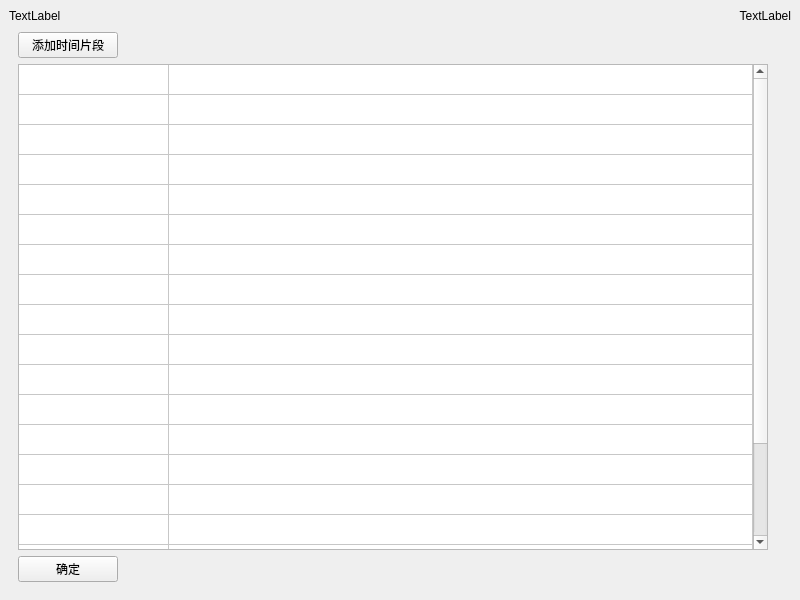
Old version of the form code/mainwindow.ui in the repository Wangyiiiiii/SpoonVideoCutter.
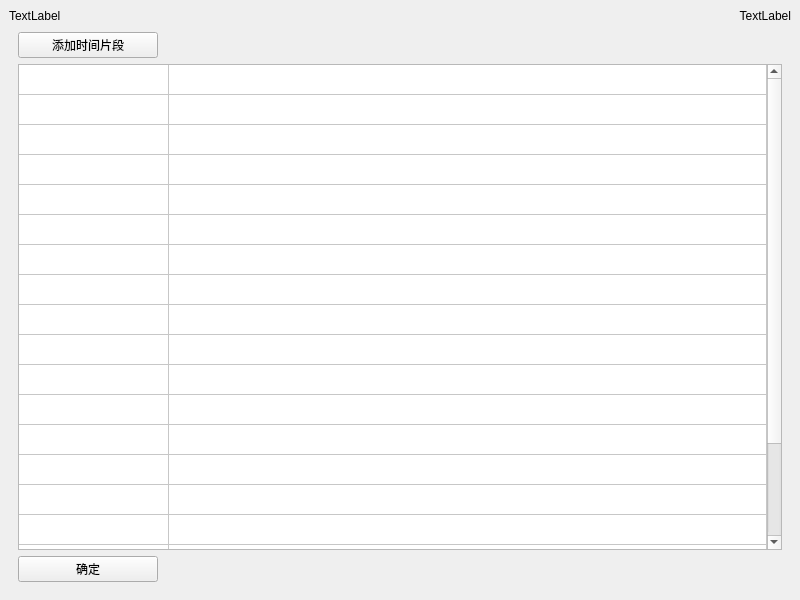
New version of the form. The open tabs and pages were chosen to show the change.

Commit message: 修改界面配色以及几个小bug

The edit to the form file:
```diff
--- a/code/mainwindow.ui
+++ b/code/mainwindow.ui
@@ -123,18 +123,18 @@
           <layout class="QVBoxLayout" name="verticalLayout_3">
            <item>
             <widget class="QPushButton" name="pushButton_2">
+             <property name="sizePolicy">
+              <sizepolicy hsizetype="Fixed" vsizetype="Fixed">
+               <horstretch>0</horstretch>
+               <verstretch>0</verstretch>
+              </sizepolicy>
+             </property>
              <property name="minimumSize">
               <size>
-               <width>100</width>
+               <width>140</width>
                <height>0</height>
               </size>
              </property>
-             <property name="maximumSize">
-              <size>
-               <width>30</width>
-               <height>16777215</height>
-              </size>
-             </property>
              <property name="text">
               <string>添加时间片段</string>
              </property>
@@ -142,18 +142,18 @@
            </item>
            <item>
             <widget class="QTableWidget" name="tableWidget">
+             <property name="sizePolicy">
+              <sizepolicy hsizetype="Expanding" vsizetype="Expanding">
+               <horstretch>0</horstretch>
+               <verstretch>0</verstretch>
+              </sizepolicy>
+             </property>
              <property name="minimumSize">
               <size>
-               <width>750</width>
+               <width>600</width>
                <height>0</height>
               </size>
              </property>
-             <property name="maximumSize">
-              <size>
-               <width>750</width>
-               <height>16777215</height>
-              </size>
-             </property>
              <property name="showGrid">
               <bool>true</bool>
              </property>
@@ -213,18 +213,18 @@
            </item>
            <item>
             <widget class="QPushButton" name="pushButton_3">
+             <property name="sizePolicy">
+              <sizepolicy hsizetype="Fixed" vsizetype="Fixed">
+               <horstretch>0</horstretch>
+               <verstretch>0</verstretch>
+              </sizepolicy>
+             </property>
              <property name="minimumSize">
               <size>
-               <width>100</width>
+               <width>140</width>
                <height>0</height>
               </size>
              </property>
-             <property name="maximumSize">
-              <size>
-               <width>30</width>
-               <height>16777215</height>
-              </size>
-             </property>
              <property name="text">
               <string>确定</string>
              </property>
```
The commit also changes 7 other files.
